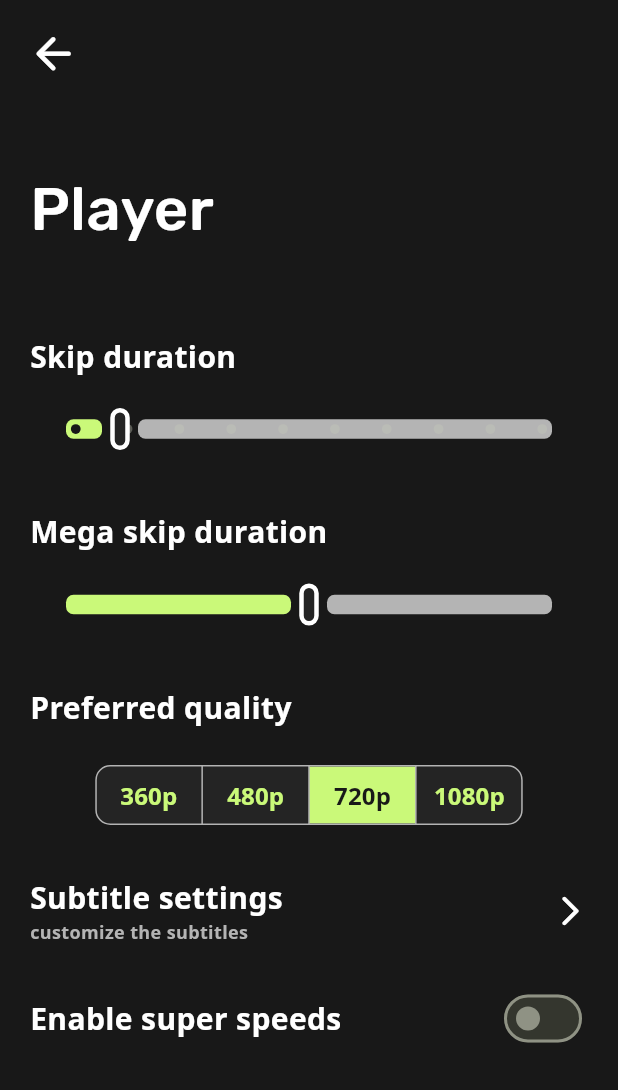
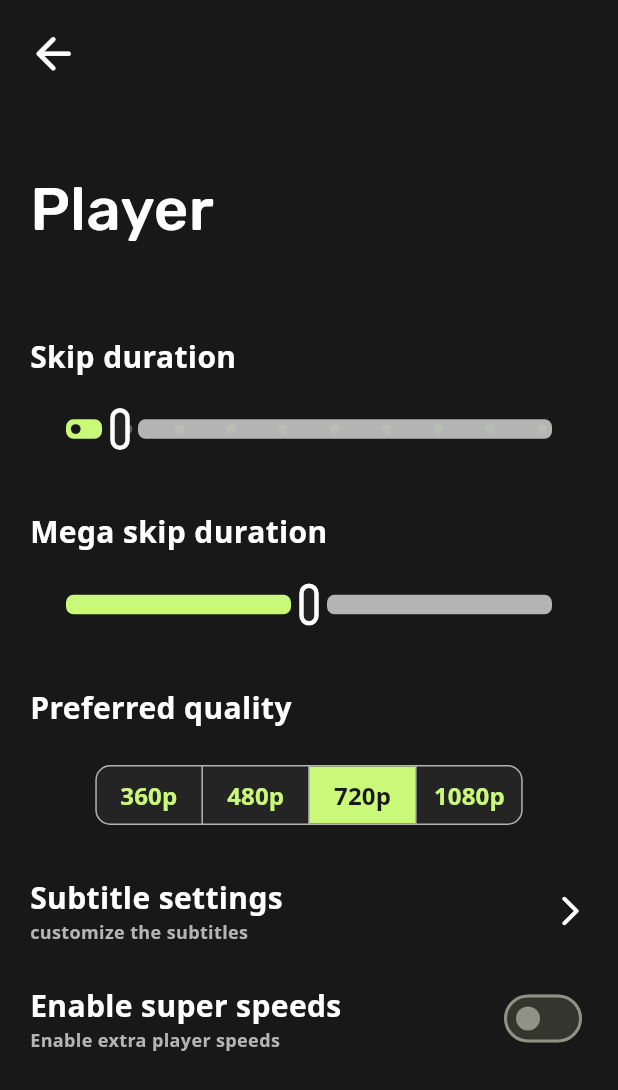
Before and after one commit to frostnova721/animestream, a Flutter app: the PlayerSetting screen opened directly, on a phone screen of 412 x 824 dp. Shown: the top 1090 px of the screen. Run offline on Flutter 3.47's test engine with Material 3 defaults, Android fonts, the phone set to English and light mode, and no system bars; drawn by our look-alikes of dynamic_color; our stand-ins replace app_links, awesome_notifications, better_player, cached_network_image, device_info_plus, file_picker and 11 more; missing offline and left inert: desktop_webview_window, encrypt, flutter_floating_bottom_bar, flutter_web_auth_2, js_unpack; accounts and stored records are empty; network calls fail.

Commit message:
stay compressed, mr.APK! (use legacy compression) and more
- added range slider in genres page
- changed navigation rail selected icon color to onAccent
-  minor ui tweak in accounts page
- fix ugly paddings in player setting page
- had to make the pink less hot cus of the attention she was drawing 😔

```diff
--- a/lib/core/anime/providers/aniplay.dart
+++ b/lib/core/anime/providers/aniplay.dart
@@ -69,7 +69,7 @@ class AniPlay extends AnimeProvider {
         }
 
         //choosing this since the quality is changeable in the default
-        final stream = parsed!.where((element) => element['quality'] == "default").firstOrNull;
+        final stream = parsed.where((element) => element['quality'] == "default").firstOrNull;
         if (stream != null) {
           serversFetched++;
           update([
--- a/lib/core/database/anilist/queries.dart
+++ b/lib/core/database/anilist/queries.dart
@@ -270,7 +270,7 @@ class AnilistQueries {
   //   return genrePopular;
   // }
 
-  Future<List<AnimeCardData>> getAnimesWithGenresAndTags(List<String> genres, List<String> tags, {int page = 1}) async {
+  Future<List<AnimeCardData>> getAnimesWithGenresAndTags(List<String> genres, List<String> tags, {int page = 1, int ratingLow = 0, int ratingHigh = 10}) async {
     String genreString = "";
     String tagString = "";
     if (genres.isNotEmpty) {
@@ -281,7 +281,8 @@ class AnilistQueries {
     }
 
     final query =
-        """{ Page(perPage: 30, page: $page){media(${genreString.isNotEmpty ? "${genreString}," : ''} ${tagString.isNotEmpty ? "${tagString}," : ''} sort: TRENDING_DESC, type: ANIME, countryOfOrigin:"JP") { id coverImage { large } title { english romaji } status averageScore } } }""";
+        """{ Page(perPage: 30, page: $page){media(${genreString.isNotEmpty ? "${genreString}," : ''} ${tagString.isNotEmpty ? "${tagString}," : ''} \
+        sort: TRENDING_DESC, type: ANIME, countryOfOrigin:"JP", averageScore_lesser: ${ratingHigh * 10}, averageScore_greater: ${ratingLow * 10}) { id coverImage { large } title { english romaji } status averageScore } } }""";
     final res = await Anilist().fetchQuery(query, RequestType.media);
     List<AnimeCardData> results = [];
     for (final item in res) {
--- a/lib/ui/models/customControls.dart
+++ b/lib/ui/models/customControls.dart
@@ -84,7 +84,7 @@ class _ControlsState extends State<Controls> {
 
   int selectedQuality = 0;
   int? skipDuration = currentUserSettings?.skipDuration ?? 10;
-  int? megaSkipDuration = currentUserSettings?.skipDuration ?? 85;
+  int? megaSkipDuration = currentUserSettings?.megaSkipDuration ?? 85;
 
   bool buffering = false;
   bool finalEpisodeReached = false;
--- a/lib/ui/pages/mainNav.dart
+++ b/lib/ui/pages/mainNav.dart
@@ -348,20 +348,20 @@ class MainNavigatorState extends State<MainNavigator> with TickerProviderStateMi
                       NavigationRailDestination(
                         icon: Icon(
                           Icons.home,
-                          color: tabController.index == 0 ? appTheme.backgroundSubColor : appTheme.textMainColor,
+                          color: tabController.index == 0 ? appTheme.onAccent : appTheme.textMainColor,
                         ),
                         label: Text("Home"),
                       ),
                       NavigationRailDestination(
                         icon: ImageIcon(
-                          color: tabController.index == 1 ? appTheme.backgroundSubColor : appTheme.textMainColor,
+                          color: tabController.index == 1 ? appTheme.onAccent : appTheme.textMainColor,
                           AssetImage("lib/assets/images/shines.png"),
                         ),
                         label: Text("Discover"),
                       ),
                       NavigationRailDestination(
                         icon: Icon(Icons.search_rounded,
-                            color: tabController.index == 2 ? appTheme.backgroundSubColor : appTheme.textMainColor),
+                            color: tabController.index == 2 ? appTheme.onAccent : appTheme.textMainColor),
                         label: Text("Search"),
                       ),
                     ],
--- a/lib/ui/pages/settingPages/common.dart
+++ b/lib/ui/pages/settingPages/common.dart
@@ -90,16 +90,21 @@ Widget settingPagesTitleHeader(BuildContext context, String title) {
   );
 }
 
-InkWell toggleItem(String label, bool value, void Function() onTapFunction, {String? description = null, bool applySidePadding = true,}) {
+InkWell toggleItem(
+  String label,
+  bool value,
+  void Function() onTapFunction, {
+  String? description = null,
+}) {
   return InkWell(
     onTap: onTapFunction,
     child: Container(
-      padding:  EdgeInsets.only(top: 10, bottom: 10, left: applySidePadding ? 10 : 0, right: applySidePadding ? 10 : 0) ,
+      padding: EdgeInsets.only(top: 10, bottom: 10, left: 10, right: 10),
       child: Container(
-        padding: applySidePadding ? EdgeInsets.only(
+        padding: EdgeInsets.only(
           left: 10,
           right: 10,
-        ) : null,
+        ),
         child: Row(
           mainAxisAlignment: MainAxisAlignment.spaceBetween,
           children: [
--- a/lib/ui/pages/settingPages/player.dart
+++ b/lib/ui/pages/settingPages/player.dart
@@ -67,7 +67,7 @@ class PlayerSettingState extends State<PlayerSetting> {
                   children: [
                     settingPagesTitleHeader(context, "Player"),
                     Container(
-                      padding: EdgeInsets.only(left: 20, right: 20, top: 0),
+                      // padding: EdgeInsets.only(left: 20, right: 20, top: 0),
                       child: Column(
                         crossAxisAlignment: CrossAxisAlignment.start,
                         children: [
@@ -212,7 +212,8 @@ class PlayerSettingState extends State<PlayerSetting> {
                           ),
                           InkWell(
                             onTap: () {
-                              Navigator.of(context).push(MaterialPageRoute(builder: (context) => SubtitleSettingPage()));
+                              Navigator.of(context)
+                                  .push(MaterialPageRoute(builder: (context) => SubtitleSettingPage()));
                             },
                             child: item(
                               // padding: EdgeInsets.only(top: 10, bottom: 10),
@@ -237,7 +238,8 @@ class PlayerSettingState extends State<PlayerSetting> {
                               ),
                             ),
                           ),
-                          toggleItem("Enable super speeds", enableSuperSpeeds, applySidePadding: false,() {
+                          toggleItem("Enable super speeds", enableSuperSpeeds,
+                              description: "Enable extra player speeds", () {
                             enableSuperSpeeds = !enableSuperSpeeds;
                             writeSettings(SettingsModal(enableSuperSpeeds: enableSuperSpeeds));
                           })
@@ -254,7 +256,7 @@ class PlayerSettingState extends State<PlayerSetting> {
 
   Container item({required Widget child}) {
     return Container(
-      padding: EdgeInsets.only(top: 15, bottom: 15),
+      padding: EdgeInsets.fromLTRB(20, 15, 20, 15),
       child: child,
     );
   }
--- a/lib/ui/theme/themes.dart
+++ b/lib/ui/theme/themes.dart
@@ -48,7 +48,7 @@ final monochromeLight = AnimeStreamTheme(
 /**hotpink accent */
 
 final hotPink = AnimeStreamTheme(
-  accentColor: Color.fromARGB(255, 255, 9, 132),
+  accentColor: Color.fromARGB(255, 255, 91, 173),
   backgroundColor: Color.fromARGB(255, 24, 24, 24),
   backgroundSubColor: Color.fromARGB(255, 36, 36, 36),
   textMainColor: Colors.white,
@@ -58,7 +58,7 @@ final hotPink = AnimeStreamTheme(
 );
 
 final hotPinkLight = AnimeStreamTheme(
-  accentColor: Color.fromARGB(255, 255, 9, 132),
+  accentColor: Color.fromARGB(255, 255, 91, 173),
   backgroundColor: Colors.white,
   backgroundSubColor: Color.fromARGB(255, 179, 179, 179),
   textMainColor: Colors.black,
```
Also changed, not shown: lib/ui/pages/genres.dart (+57 -10 lines), lib/ui/pages/settingPages/account.dart (+4 -5 lines), lib/ui/pages/settingPages/ui.dart (+8 -8 lines), 1 other file.
